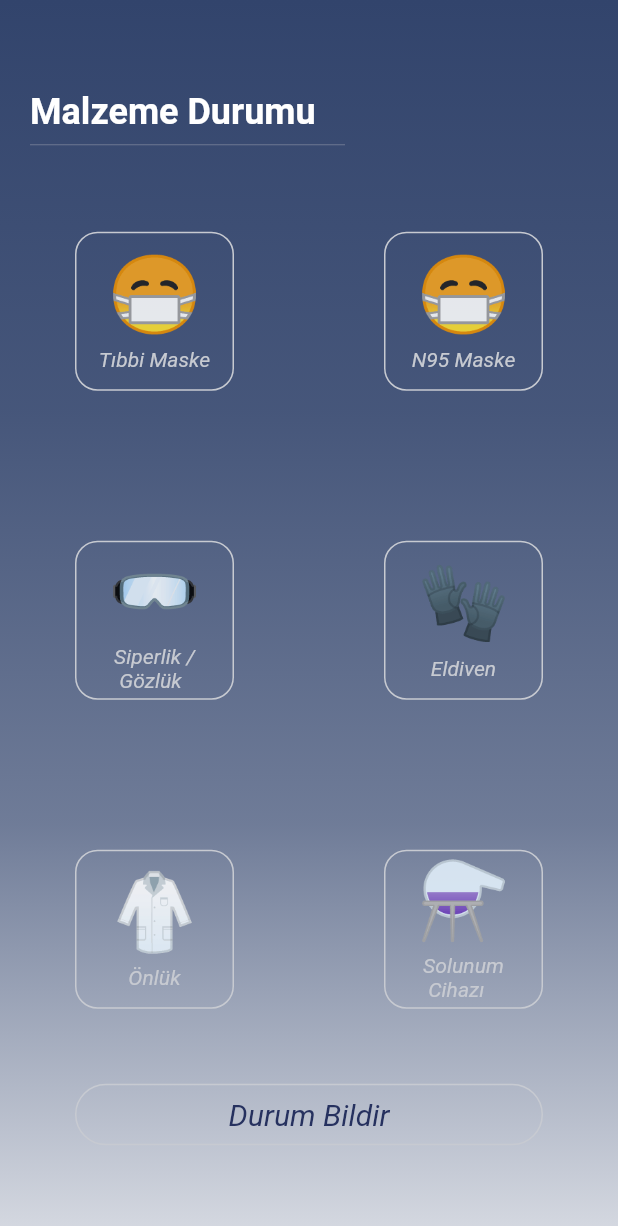
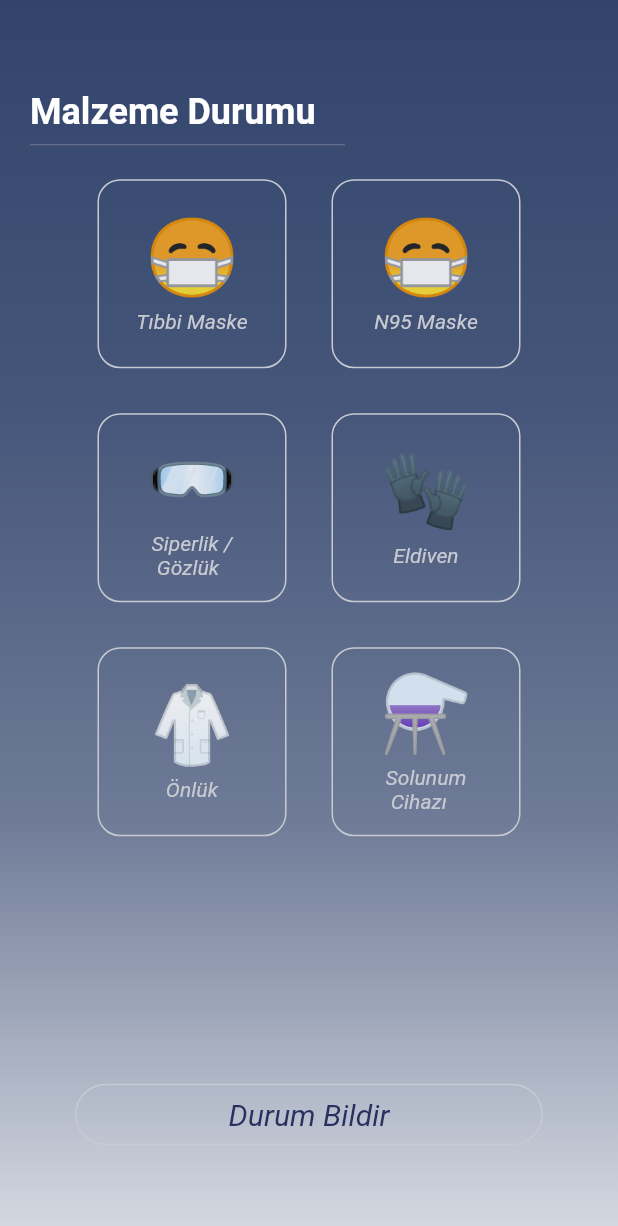
Before and after one commit to CrossPlatformers/pinemoji, a Flutter app: the screen it shows after launch, on a phone screen of 412 x 824 dp. Shown: the top 1226 px of the screen. Run offline on Flutter 3.47's test engine with Material 2 defaults, Android fonts, the light colour scheme and no system bars.

Commit message:
ParentDataWidget Error

```diff
--- a/lib/pages/material.dart
+++ b/lib/pages/material.dart
@@ -54,6 +54,7 @@ class MaterialStatus extends StatelessWidget {
                     height: size.height - size.height / 4,
                     child: GridView.count(
                       crossAxisCount: 2,
+                      padding: EdgeInsets.fromLTRB(50,0,50,50),
                       children: <Widget>[
                         MaterialStatusContent(
                           emoji: "😷",
--- a/lib/widgets/material-widget.dart
+++ b/lib/widgets/material-widget.dart
@@ -9,17 +9,17 @@ class MaterialStatusContent extends StatelessWidget {
   @override
   Widget build(BuildContext context) {
     final size = MediaQuery.of(context).size;
-    return Expanded(
-      child: Container(
+    return
+        Container(
           decoration: BoxDecoration(
             borderRadius: BorderRadius.circular(15),
             border: Border.all(
               color: Color(0xFFC7CAD1),
             ),
           ),
-        margin: EdgeInsets.all(50),
           height: size.width / 3,
           width: size.width / 3,
+          margin: EdgeInsets.all(15),
           child: Column(
             mainAxisAlignment: MainAxisAlignment.center,
             children: <Widget>[
@@ -40,7 +40,6 @@ class MaterialStatusContent extends StatelessWidget {
               )
             ],
           ),
-      ),
     );
   }
 }
```
Lines whose indentation alone changed are shown as unchanged.
